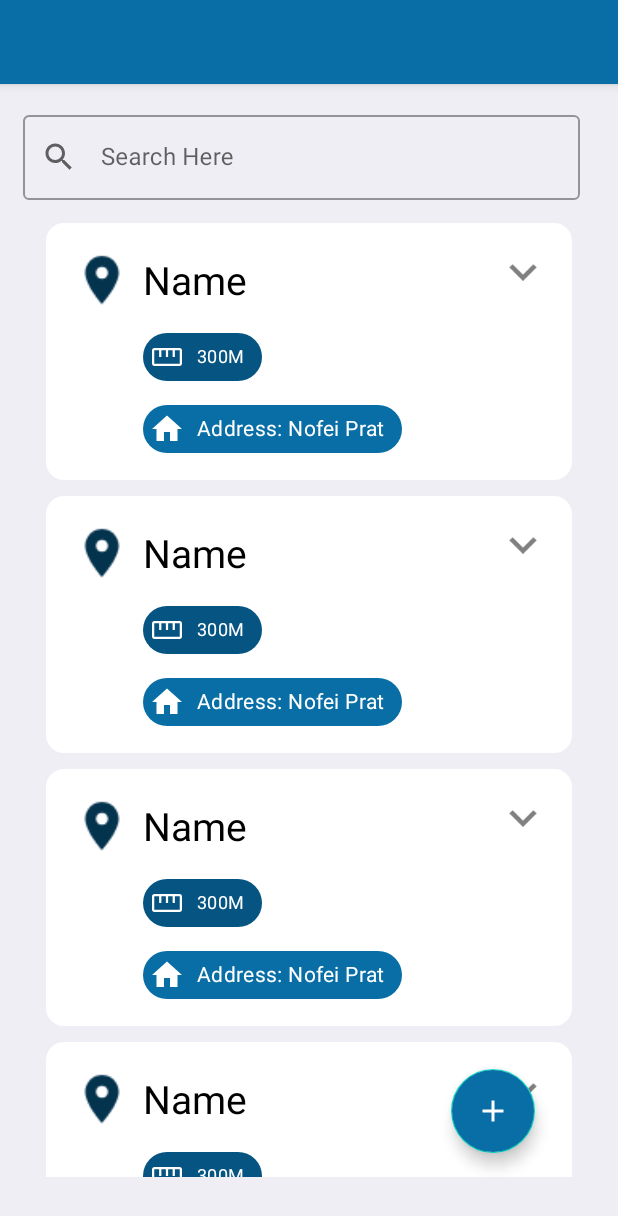
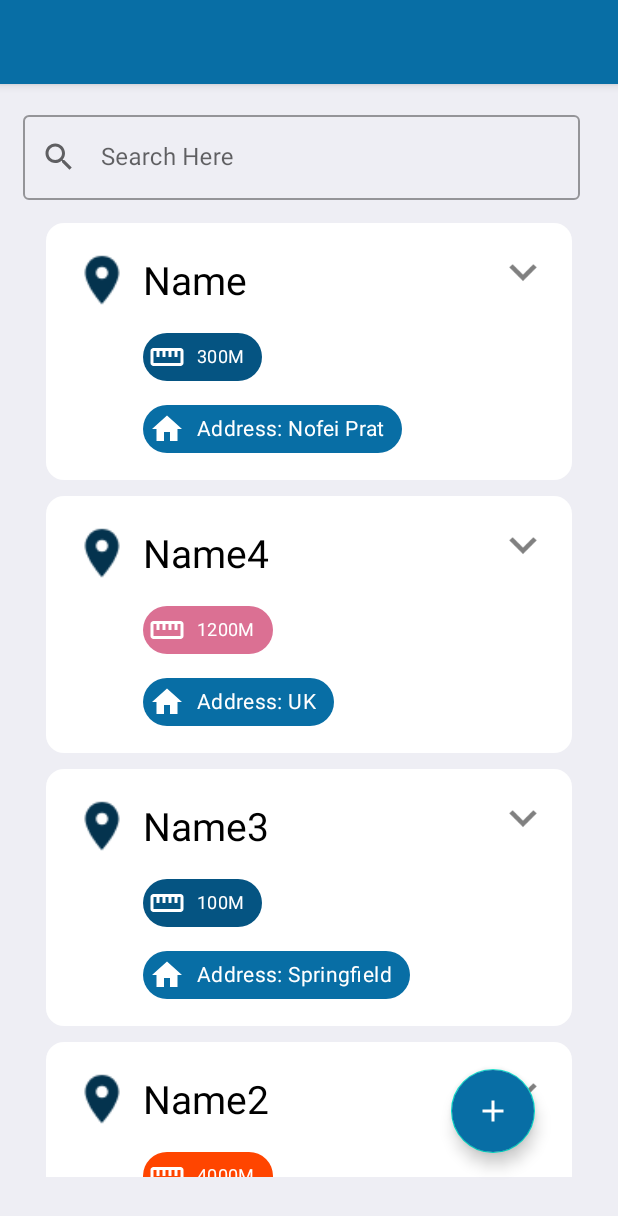
Before and after one commit to ZivSi/LocationAlarm, an Android app: the screen it shows after launch (MainActivity), on a phone screen of 412 x 824 dp. Shown: the top 1216 px of the screen. Run offline under Robolectric (Android 15) with nearby library versions, the phone set to English and light mode, and no system bars; network calls fail; 1 statement that could not run was skipped.

Commit message:
Chips colors changed by distance and max length for name set

```diff
--- a/app/src/main/java/com/example/locationalarm/MainActivity.java
+++ b/app/src/main/java/com/example/locationalarm/MainActivity.java
@@ -63,16 +63,16 @@ public class MainActivity extends AppCompatActivity {
 
         // ! Testing - remove later
         data.put("My School", new ItemData("Name", "Nofei Prat",
-                "33.23423", "33.4324", "300", "Hello Darkness"));
+                "2.23423", "12.4324", "300", "Hello Darkness"));
 
-        data.put("My School2", new ItemData("Name", "Nofei Prat",
-                "33.23423", "33.4324", "300", "Hello Darkness"));
+        data.put("My School2", new ItemData("Name2", "Jerusalem",
+                "64.33", "23.3454", "4000", "Hello Darkness"));
 
-        data.put("My School3", new ItemData("Name", "Nofei Prat",
-                "33.23423", "33.4324", "300", "Hello Darkness"));
+        data.put("My School3", new ItemData("Name3", "Springfield",
+                "31.4", "33.43244", "100", "Hello Darkness"));
 
-        data.put("My School4", new ItemData("Name", "Nofei Prat",
-                "33.23423", "33.4324", "300", "Hello Darkness"));
+        data.put("My School4", new ItemData("Name4", "UK",
+                "36.345", "32.434", "1200", "Hello Darkness"));
 
         // Create an array from the data in the map
         dataArrayList = dataAsArray(data);
--- a/app/src/main/java/com/example/locationalarm/RecyclerAdapter.java
+++ b/app/src/main/java/com/example/locationalarm/RecyclerAdapter.java
@@ -113,10 +113,10 @@ public class RecyclerAdapter extends RecyclerView.Adapter<RecyclerAdapter.ViewHo
         holder.getDistanceAlert().setText(currentItem.getAlarmDistance() + "M");
 
         // Set color to chip distance by far or close
-        if (Integer.parseInt(currentItem.getAlarmDistance()) > 10000) {
+        if (Integer.parseInt(currentItem.getAlarmDistance()) > 2000) {
             holder.getDistanceAlert().setChipBackgroundColor(ColorStateList.valueOf(context.getResources().getColor(R.color.OrangeRed)));
         } else if (Integer.parseInt(currentItem.getAlarmDistance()) > 1000) {
-            holder.getDistanceAlert().setChipBackgroundColor(ColorStateList.valueOf(context.getResources().getColor(R.color.Peru)));
+            holder.getDistanceAlert().setChipBackgroundColor(ColorStateList.valueOf(context.getResources().getColor(R.color.PaleVioletRed)));
         }
 
         holder.arrowButton.setOnClickListener((v) -> {
--- /dev/null
+++ b/app/src/main/res/drawable/ic_baseline_straighten_24.xml
@@ -0,0 +1,5 @@
+<vector android:height="24dp" android:tint="#000000"
+    android:viewportHeight="24" android:viewportWidth="24"
+    android:width="24dp" xmlns:android="http://schemas.android.com/apk/res/android">
+    <path android:fillColor="@android:color/white" android:pathData="M21,6L3,6c-1.1,0 -2,0.9 -2,2v8c0,1.1 0.9,2 2,2h18c1.1,0 2,-0.9 2,-2L23,8c0,-1.1 -0.9,-2 -2,-2zM21,16L3,16L3,8h2v4h2L7,8h2v4h2L11,8h2v4h2L15,8h2v4h2L19,8h2v8z"/>
+</vector>
--- /dev/null
+++ b/app/src/main/res/drawable/round_button.xml
@@ -0,0 +1,5 @@
+<?xml version="1.0" encoding="utf-8"?>
+<shape xmlns:android="http://schemas.android.com/apk/res/android"
+    android:shape="rectangle">
+    <corners android:radius="2000dp" />
+</shape>
--- a/app/src/main/res/drawable/straighten_48px.xml
+++ /dev/null
@@ -1,10 +0,0 @@
-<vector xmlns:android="http://schemas.android.com/apk/res/android"
-    android:width="48dp"
-    android:height="48dp"
-    android:viewportWidth="48"
-    android:viewportHeight="48"
-    android:tint="?attr/colorControlNormal">
-  <path
-      android:fillColor="@android:color/white"
-      android:pathData="M7,36Q5.8,36 4.9,35.1Q4,34.2 4,33V15Q4,13.85 4.9,12.925Q5.8,12 7,12H41Q42.2,12 43.1,12.925Q44,13.85 44,15V33Q44,34.2 43.1,35.1Q42.2,36 41,36ZM7,33H41Q41,33 41,33Q41,33 41,33V15Q41,15 41,15Q41,15 41,15H34.5V24H31.5V15H25.5V24H22.5V15H16.5V24H13.5V15H7Q7,15 7,15Q7,15 7,15V33Q7,33 7,33Q7,33 7,33ZM13.5,24H16.5ZM22.5,24H25.5ZM31.5,24H34.5ZM24,24Q24,24 24,24Q24,24 24,24Q24,24 24,24Q24,24 24,24Q24,24 24,24Q24,24 24,24Q24,24 24,24Q24,24 24,24Z"/>
-</vector>
--- a/app/src/main/res/layout/activity_edit_layout.xml
+++ b/app/src/main/res/layout/activity_edit_layout.xml
@@ -37,6 +37,7 @@
             android:layout_height="wrap_content"
             android:hint="Enter location name"
             android:inputType="textPersonName"
+            android:maxLength="30"
             android:lines="1"
             android:maxLines="1" />
 
--- a/app/src/main/res/layout/saved_location_item.xml
+++ b/app/src/main/res/layout/saved_location_item.xml
@@ -65,7 +65,7 @@
             android:textColor="@color/white"
             android:textSize="12sp"
             app:chipBackgroundColor="@color/purple_700"
-            app:chipIcon="@drawable/straighten_48px"
+            app:chipIcon="@drawable/ic_baseline_straighten_24"
             app:chipIconTint="@color/white"
             app:chipIconVisible="true"
             app:layout_constraintStart_toStartOf="@+id/nameTextView"
```
Also changed, not shown: app/src/main/res/drawable/ic_baseline_my_location_24.xml (added, +10 -0 lines), app/src/main/res/drawable/my_location_48px.xml (deleted, +0 -10 lines), app/src/main/res/layout/item_pop_up_window.xml (added, +133 -0 lines).
